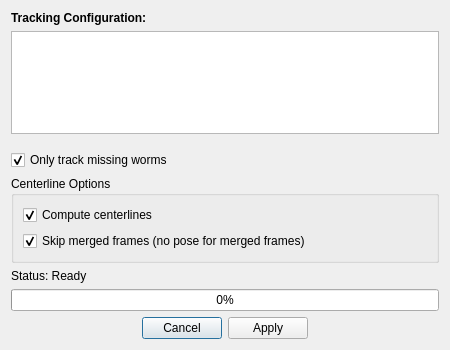
First picture: the form in src/gui/trackingprogressdialog.ui, repository adwolfe/yawt, before the edit.
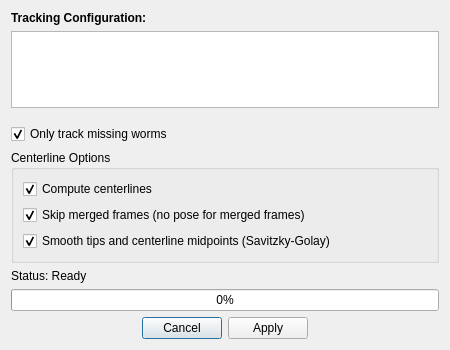
Second picture: the form after the edit.

Commit message: implemented centerline tracks and smoothing

Patch:
```diff
--- a/src/gui/trackingprogressdialog.ui
+++ b/src/gui/trackingprogressdialog.ui
@@ -88,6 +88,16 @@
         </property>
        </widget>
       </item>
+      <item>
+       <widget class="QCheckBox" name="smoothCenterlineCheckBox">
+        <property name="text">
+         <string>Smooth tips and centerline midpoints (Savitzky-Golay)</string>
+        </property>
+        <property name="checked">
+         <bool>true</bool>
+        </property>
+       </widget>
+      </item>
      </layout>
     </widget>
    </item>
```
The commit also changes 10 other files.
